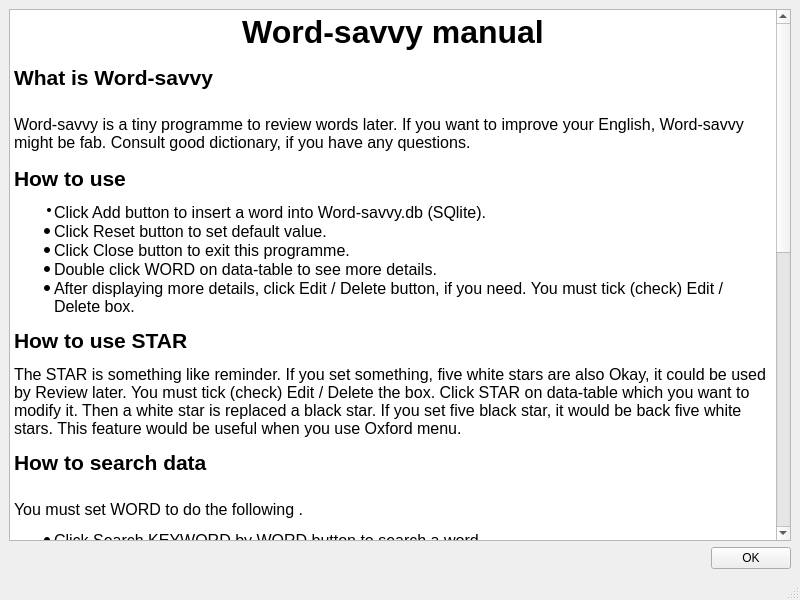
Old version of the form manual.ui in the repository m-fujimoto/Word-savvy.
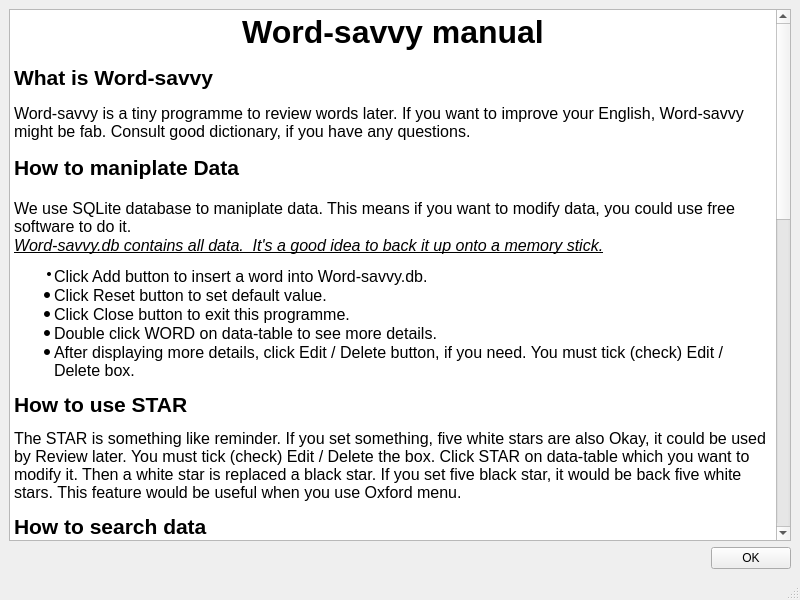
New version of the form.

What changed in the file:
```diff
--- a/manual.ui
+++ b/manual.ui
@@ -27,11 +27,14 @@
 &lt;p align=&quot;center&quot; style=&quot; margin-top:0px; margin-bottom:0px; margin-left:0px; margin-right:0px; -qt-block-indent:0; text-indent:0px;&quot;&gt;&lt;span style=&quot; font-family:'Sans Serif'; font-size:24pt; font-weight:600;&quot;&gt;Word-savvy manual&lt;/span&gt;&lt;/p&gt;
 &lt;p style=&quot;-qt-paragraph-type:empty; margin-top:0px; margin-bottom:0px; margin-left:0px; margin-right:0px; -qt-block-indent:0; text-indent:0px; font-family:'Sans Serif'; font-weight:600;&quot;&gt;&lt;br /&gt;&lt;/p&gt;
 &lt;p style=&quot; margin-top:0px; margin-bottom:0px; margin-left:0px; margin-right:0px; -qt-block-indent:0; text-indent:0px;&quot;&gt;&lt;span style=&quot; font-family:'Sans Serif'; font-size:16pt; font-weight:600;&quot;&gt;What is Word-savvy&lt;/span&gt;&lt;/p&gt;
-&lt;p style=&quot;-qt-paragraph-type:empty; margin-top:0px; margin-bottom:0px; margin-left:0px; margin-right:0px; -qt-block-indent:0; text-indent:0px; font-family:'Sans Serif'; font-size:16pt; font-weight:600;&quot;&gt;&lt;br /&gt;&lt;/p&gt;
+&lt;p style=&quot;-qt-paragraph-type:empty; margin-top:0px; margin-bottom:0px; margin-left:0px; margin-right:0px; -qt-block-indent:0; text-indent:0px; font-family:'Sans Serif';&quot;&gt;&lt;br /&gt;&lt;/p&gt;
 &lt;p style=&quot; margin-top:0px; margin-bottom:0px; margin-left:0px; margin-right:0px; -qt-block-indent:0; text-indent:0px;&quot;&gt;&lt;span style=&quot; font-family:'Sans Serif'; font-size:12pt;&quot;&gt;Word-savvy is a tiny programme to review words later. If you want to improve your English, Word-savvy might be fab. Consult good dictionary, if you have any questions.&lt;/span&gt;&lt;/p&gt;
 &lt;p style=&quot;-qt-paragraph-type:empty; margin-top:0px; margin-bottom:0px; margin-left:0px; margin-right:0px; -qt-block-indent:0; text-indent:0px; font-family:'Sans Serif';&quot;&gt;&lt;br /&gt;&lt;/p&gt;
-&lt;p style=&quot; margin-top:0px; margin-bottom:0px; margin-left:0px; margin-right:0px; -qt-block-indent:0; text-indent:0px;&quot;&gt;&lt;span style=&quot; font-family:'Sans Serif'; font-size:16pt; font-weight:600;&quot;&gt;How to use&lt;/span&gt;&lt;/p&gt;
-&lt;ul style=&quot;margin-top: 0px; margin-bottom: 0px; margin-left: 0px; margin-right: 0px; -qt-list-indent: 1;&quot;&gt;&lt;li style=&quot; font-family:'Sans Serif';&quot; style=&quot; margin-top:12px; margin-bottom:0px; margin-left:0px; margin-right:0px; -qt-block-indent:0; text-indent:0px;&quot;&gt;&lt;span style=&quot; font-size:12pt;&quot;&gt;Click Add button to insert a word into Word-savvy.db (SQlite).	&lt;/span&gt;&lt;/li&gt;
+&lt;p style=&quot; margin-top:0px; margin-bottom:0px; margin-left:0px; margin-right:0px; -qt-block-indent:0; text-indent:0px;&quot;&gt;&lt;span style=&quot; font-family:'Sans Serif'; font-size:16pt; font-weight:600;&quot;&gt;How to maniplate Data&lt;/span&gt;&lt;/p&gt;
+&lt;p style=&quot;-qt-paragraph-type:empty; margin-top:0px; margin-bottom:0px; margin-left:0px; margin-right:0px; -qt-block-indent:0; text-indent:0px; font-family:'Sans Serif'; font-size:12pt;&quot;&gt;&lt;br /&gt;&lt;/p&gt;
+&lt;p style=&quot; margin-top:0px; margin-bottom:0px; margin-left:0px; margin-right:0px; -qt-block-indent:0; text-indent:0px;&quot;&gt;&lt;span style=&quot; font-family:'Sans Serif'; font-size:12pt;&quot;&gt;We use SQLite database to maniplate data. This means if you want to modify data, you could use free software to do it. &lt;/span&gt;&lt;/p&gt;
+&lt;p style=&quot; margin-top:0px; margin-bottom:0px; margin-left:0px; margin-right:0px; -qt-block-indent:0; text-indent:0px;&quot;&gt;&lt;span style=&quot; font-family:'Sans Serif'; font-size:12pt; font-style:italic; text-decoration: underline;&quot;&gt;Word-savvy.db contains all data.  &lt;/span&gt;&lt;a name=&quot;back_pvg_9&quot;&gt;&lt;/a&gt;&lt;span style=&quot; font-family:'Sans Serif'; font-size:12pt; font-style:italic; text-decoration: underline;&quot;&gt;I&lt;/span&gt;&lt;span style=&quot; font-family:'Sans Serif'; font-size:12pt; font-style:italic; text-decoration: underline;&quot;&gt;t's a good idea to back it up onto a memory stick.&lt;/span&gt;&lt;/p&gt;
+&lt;ul style=&quot;margin-top: 0px; margin-bottom: 0px; margin-left: 0px; margin-right: 0px; -qt-list-indent: 1;&quot;&gt;&lt;li style=&quot; font-family:'Sans Serif';&quot; style=&quot; margin-top:12px; margin-bottom:0px; margin-left:0px; margin-right:0px; -qt-block-indent:0; text-indent:0px;&quot;&gt;&lt;span style=&quot; font-size:12pt;&quot;&gt;Click Add button to insert a word into Word-savvy.db.	&lt;/span&gt;&lt;/li&gt;
 &lt;li style=&quot; font-family:'Sans Serif'; font-size:12pt;&quot; style=&quot; margin-top:0px; margin-bottom:0px; margin-left:0px; margin-right:0px; -qt-block-indent:0; text-indent:0px;&quot;&gt;Click Reset button to set default value.	&lt;/li&gt;
 &lt;li style=&quot; font-family:'Sans Serif'; font-size:12pt;&quot; style=&quot; margin-top:0px; margin-bottom:0px; margin-left:0px; margin-right:0px; -qt-block-indent:0; text-indent:0px;&quot;&gt;Click Close button to exit this programme.	&lt;/li&gt;
 &lt;li style=&quot; font-family:'Sans Serif'; font-size:12pt;&quot; style=&quot; margin-top:0px; margin-bottom:0px; margin-left:0px; margin-right:0px; -qt-block-indent:0; text-indent:0px;&quot;&gt;Double click WORD on data-table to see more details.	&lt;/li&gt;
@@ -39,26 +42,16 @@
 &lt;p style=&quot; margin-top:0px; margin-bottom:12px; margin-left:0px; margin-right:0px; -qt-block-indent:0; text-indent:0px;&quot;&gt;&lt;span style=&quot; font-family:'Sans Serif'; font-size:16pt; font-weight:600;&quot;&gt;How to use STAR&lt;/span&gt;&lt;/p&gt;
 &lt;p style=&quot; margin-top:0px; margin-bottom:12px; margin-left:0px; margin-right:0px; -qt-block-indent:0; text-indent:0px;&quot;&gt;&lt;span style=&quot; font-family:'Sans Serif'; font-size:12pt;&quot;&gt;The STAR is something like reminder. If you set something, five white stars are also Okay, it could be used by Review later. You must tick (check) Edit / Delete the box. Click STAR on data-table which you want to modify it. Then a white star is replaced a black star. If you set five black star, it would be back five white stars. This feature would be useful when you use Oxford menu.&lt;/span&gt;&lt;/p&gt;
 &lt;p style=&quot; margin-top:0px; margin-bottom:0px; margin-left:0px; margin-right:0px; -qt-block-indent:0; text-indent:0px;&quot;&gt;&lt;span style=&quot; font-family:'Sans Serif'; font-size:16pt; font-weight:600;&quot;&gt;How to search data&lt;/span&gt;&lt;/p&gt;
-&lt;p style=&quot;-qt-paragraph-type:empty; margin-top:0px; margin-bottom:0px; margin-left:0px; margin-right:0px; -qt-block-indent:0; text-indent:0px; font-family:'Sans Serif'; font-size:16pt; font-weight:600;&quot;&gt;&lt;br /&gt;&lt;/p&gt;
-&lt;p style=&quot; margin-top:0px; margin-bottom:0px; margin-left:0px; margin-right:0px; -qt-block-indent:0; text-indent:0px;&quot;&gt;&lt;span style=&quot; font-family:'Sans Serif'; font-size:12pt;&quot;&gt;You must set WORD to do the following .&lt;/span&gt;&lt;/p&gt;
-&lt;ul style=&quot;margin-top: 0px; margin-bottom: 0px; margin-left: 0px; margin-right: 0px; -qt-list-indent: 1;&quot;&gt;&lt;li style=&quot; font-family:'Sans Serif'; font-size:12pt;&quot; style=&quot; margin-top:12px; margin-bottom:0px; margin-left:0px; margin-right:0px; -qt-block-indent:0; text-indent:0px;&quot;&gt;Click Search KEYWORD by WORD button to search a word.	&lt;/li&gt;
-&lt;li style=&quot; font-family:'Sans Serif'; font-size:12pt;&quot; style=&quot; margin-top:0px; margin-bottom:0px; margin-left:0px; margin-right:0px; -qt-block-indent:0; text-indent:0px;&quot;&gt;Click Search KEYWORD by PRONUNCIATION button to search a word.	&lt;/li&gt;
-&lt;li style=&quot; font-family:'Sans Serif'; font-size:12pt;&quot; style=&quot; margin-top:0px; margin-bottom:12px; margin-left:0px; margin-right:0px; -qt-block-indent:0; text-indent:0px;&quot;&gt;Click Search KEYWORD by MEMO button to search a word.&lt;/li&gt;&lt;/ul&gt;
+&lt;p style=&quot;-qt-paragraph-type:empty; margin-top:0px; margin-bottom:0px; margin-left:0px; margin-right:0px; -qt-block-indent:0; text-indent:0px; font-family:'Sans Serif'; font-size:12pt;&quot;&gt;&lt;br /&gt;&lt;/p&gt;
+&lt;p style=&quot; margin-top:0px; margin-bottom:0px; margin-left:0px; margin-right:0px; -qt-block-indent:0; text-indent:0px;&quot;&gt;&lt;span style=&quot; font-family:'Sans Serif'; font-size:12pt;&quot;&gt;You must set KEYWORD to do the following .&lt;/span&gt;&lt;/p&gt;
+&lt;ul style=&quot;margin-top: 0px; margin-bottom: 0px; margin-left: 0px; margin-right: 0px; -qt-list-indent: 1;&quot;&gt;&lt;li style=&quot; font-family:'Sans Serif'; font-size:12pt;&quot; style=&quot; margin-top:12px; margin-bottom:0px; margin-left:0px; margin-right:0px; -qt-block-indent:0; text-indent:0px;&quot;&gt;Click Search KEYWORD by WORD button to search WORD containing KEYWORD.	&lt;/li&gt;
+&lt;li style=&quot; font-family:'Sans Serif'; font-size:12pt;&quot; style=&quot; margin-top:0px; margin-bottom:0px; margin-left:0px; margin-right:0px; -qt-block-indent:0; text-indent:0px;&quot;&gt;Click Search KEYWORD by PRONUNCIATION button to search PRONUNCIATION containing KEYWORD .	&lt;/li&gt;
+&lt;li style=&quot; font-family:'Sans Serif'; font-size:12pt;&quot; style=&quot; margin-top:0px; margin-bottom:12px; margin-left:0px; margin-right:0px; -qt-block-indent:0; text-indent:0px;&quot;&gt;Click Search KEYWORD by MEMO button to search MEMO containing KEYWORD.&lt;/li&gt;&lt;/ul&gt;
+&lt;p style=&quot; margin-top:0px; margin-bottom:12px; margin-left:0px; margin-right:0px; -qt-block-indent:0; text-indent:0px;&quot;&gt;&lt;span style=&quot; font-family:'Sans Serif'; font-size:12pt;&quot;&gt;You woud get all lines which containing KEYWORD, something like fooKEYWORD, fooKEYWORDbar, KEYWORDbar. This mean you can not get lines which containing  KEYfooWORD. &lt;/span&gt;&lt;/p&gt;
 &lt;p style=&quot; margin-top:0px; margin-bottom:12px; margin-left:0px; margin-right:0px; -qt-block-indent:0; text-indent:0px;&quot;&gt;&lt;span style=&quot; font-family:'Sans Serif'; font-size:16pt; font-weight:600;&quot;&gt;Review button&lt;/span&gt;&lt;/p&gt;
-&lt;p style=&quot; margin-top:0px; margin-bottom:12px; margin-left:0px; margin-right:0px; -qt-block-indent:0; text-indent:0px;&quot;&gt;&lt;span style=&quot; font-family:'Sans Serif'; font-size:12pt;&quot;&gt;If you click on English-English menubar, you could select a lot of online Engilish-English Dictionaries. First, you might think that it is very difficult to use it. See carefully, you can find a lot of example to use it.&lt;/span&gt;&lt;/p&gt;
-&lt;p style=&quot;-qt-paragraph-type:empty; margin-top:0px; margin-bottom:0px; margin-left:0px; margin-right:0px; -qt-block-indent:0; text-indent:0px; font-family:'Sans Serif'; font-size:12pt;&quot;&gt;&lt;br /&gt;&lt;/p&gt;
-&lt;p style=&quot; margin-top:0px; margin-bottom:0px; margin-left:0px; margin-right:0px; -qt-block-indent:0; text-indent:0px;&quot;&gt;&lt;span style=&quot; font-family:'Sans Serif'; font-size:16pt; font-weight:600;&quot;&gt;English-Japanese Dictionary Menu&lt;/span&gt;&lt;/p&gt;
-&lt;p style=&quot;-qt-paragraph-type:empty; margin-top:0px; margin-bottom:0px; margin-left:0px; margin-right:0px; -qt-block-indent:0; text-indent:0px; font-family:'Sans Serif'; font-size:16pt; font-weight:600;&quot;&gt;&lt;br /&gt;&lt;/p&gt;
-&lt;p style=&quot; margin-top:0px; margin-bottom:0px; margin-left:0px; margin-right:0px; -qt-block-indent:0; text-indent:0px;&quot;&gt;&lt;span style=&quot; font-family:'Sans Serif'; font-size:12pt;&quot;&gt;If you click on English-Japanese menubar, &lt;/span&gt;&lt;/p&gt;
-&lt;p style=&quot; margin-top:0px; margin-bottom:0px; margin-left:0px; margin-right:0px; -qt-block-indent:0; text-indent:0px;&quot;&gt;&lt;span style=&quot; font-family:'Sans Serif'; font-size:12pt;&quot;&gt;you could select a lot of online Japanse-English Dctionaries.&lt;/span&gt;&lt;/p&gt;
-&lt;p style=&quot; margin-top:0px; margin-bottom:0px; margin-left:0px; margin-right:0px; -qt-block-indent:0; text-indent:0px;&quot;&gt;&lt;span style=&quot; font-family:'Sans Serif'; font-size:12pt;&quot;&gt;Use these , if you are not familiar with English-English Dictionary.&lt;/span&gt;&lt;/p&gt;
-&lt;p style=&quot;-qt-paragraph-type:empty; margin-top:0px; margin-bottom:0px; margin-left:0px; margin-right:0px; -qt-block-indent:0; text-indent:0px; font-family:'Sans Serif';&quot;&gt;&lt;br /&gt;&lt;/p&gt;
-&lt;p style=&quot; margin-top:0px; margin-bottom:0px; margin-left:0px; margin-right:0px; -qt-block-indent:0; text-indent:0px;&quot;&gt;&lt;span style=&quot; font-family:'Sans Serif'; font-size:16pt; font-weight:600;&quot;&gt;Japanese Menu&lt;/span&gt;&lt;/p&gt;
-&lt;p style=&quot;-qt-paragraph-type:empty; margin-top:0px; margin-bottom:0px; margin-left:0px; margin-right:0px; -qt-block-indent:0; text-indent:0px; font-family:'Sans Serif'; font-size:16pt; font-weight:600;&quot;&gt;&lt;br /&gt;&lt;/p&gt;
-&lt;p style=&quot; margin-top:0px; margin-bottom:0px; margin-left:0px; margin-right:0px; -qt-block-indent:0; text-indent:0px;&quot;&gt;&lt;span style=&quot; font-family:'Sans Serif'; font-size:12pt;&quot;&gt;If you want to know how Japanese means, use Japanese-language dictionary. If you want to know how you write Kanji,use mojinavi.&lt;/span&gt;&lt;/p&gt;
-&lt;p style=&quot;-qt-paragraph-type:empty; margin-top:0px; margin-bottom:0px; margin-left:0px; margin-right:0px; -qt-block-indent:0; text-indent:0px; font-family:'Sans Serif'; font-size:12pt;&quot;&gt;&lt;br /&gt;&lt;/p&gt;
+&lt;p style=&quot; margin-top:0px; margin-bottom:12px; margin-left:0px; margin-right:0px; -qt-block-indent:0; text-indent:0px;&quot;&gt;&lt;span style=&quot; font-family:'Sans Serif'; font-size:12pt;&quot;&gt;If you want to search how many stars you set, use Review button. You must set some stars of combobox as KEYWORD, then click Review button. &lt;/span&gt;&lt;/p&gt;
 &lt;p style=&quot; margin-top:0px; margin-bottom:0px; margin-left:0px; margin-right:0px; -qt-block-indent:0; text-indent:0px;&quot;&gt;&lt;span style=&quot; font-family:'Sans Serif'; font-size:16pt; font-weight:600;&quot;&gt;Oxford Menu&lt;/span&gt;&lt;/p&gt;
-&lt;p style=&quot;-qt-paragraph-type:empty; margin-top:0px; margin-bottom:0px; margin-left:0px; margin-right:0px; -qt-block-indent:0; text-indent:0px; font-family:'Sans Serif'; font-size:16pt; font-weight:600;&quot;&gt;&lt;br /&gt;&lt;/p&gt;
+&lt;p style=&quot;-qt-paragraph-type:empty; margin-top:0px; margin-bottom:0px; margin-left:0px; margin-right:0px; -qt-block-indent:0; text-indent:0px; font-family:'Sans Serif'; font-size:12pt; font-weight:600;&quot;&gt;&lt;br /&gt;&lt;/p&gt;
 &lt;p style=&quot; margin-top:0px; margin-bottom:0px; margin-left:0px; margin-right:0px; -qt-block-indent:0; text-indent:0px;&quot;&gt;&lt;span style=&quot; font-family:'Sans Serif'; font-size:12pt;&quot;&gt;If you click on Oxford menubar, you could select a lot of word lists.&lt;/span&gt;&lt;/p&gt;
 &lt;p style=&quot; margin-top:0px; margin-bottom:0px; margin-left:0px; margin-right:0px; -qt-block-indent:0; text-indent:0px;&quot;&gt;&lt;span style=&quot; font-family:'Sans Serif'; font-size:12pt;&quot;&gt;To lean Oxford Learner's Word Lists, your vocabulary would increase effectively. So you could read even BBC Website in future.&lt;/span&gt;&lt;/p&gt;
 &lt;p style=&quot;-qt-paragraph-type:empty; margin-top:0px; margin-bottom:0px; margin-left:0px; margin-right:0px; -qt-block-indent:0; text-indent:0px; font-family:'Sans Serif'; font-size:12pt;&quot;&gt;&lt;br /&gt;&lt;/p&gt;
@@ -66,7 +59,19 @@
 &lt;ul style=&quot;margin-top: 0px; margin-bottom: 0px; margin-left: 0px; margin-right: 0px; -qt-list-indent: 1;&quot;&gt;&lt;li style=&quot; font-family:'Sans Serif';&quot; style=&quot; margin-top:12px; margin-bottom:0px; margin-left:0px; margin-right:0px; -qt-block-indent:0; text-indent:0px;&quot;&gt;&lt;span style=&quot; font-size:12pt;&quot;&gt;A1 and A2 indicate elementary and pre-intermediate levels of ability.    &lt;/span&gt;&lt;/li&gt;
 &lt;li style=&quot; font-family:'Sans Serif'; font-size:12pt;&quot; style=&quot; margin-top:0px; margin-bottom:0px; margin-left:0px; margin-right:0px; -qt-block-indent:0; text-indent:0px;&quot;&gt;B1and B2 indicate lower- and upper-intermediate levels.    &lt;/li&gt;
 &lt;li style=&quot; font-family:'Sans Serif'; font-size:12pt;&quot; style=&quot; margin-top:0px; margin-bottom:0px; margin-left:0px; margin-right:0px; -qt-block-indent:0; text-indent:0px;&quot;&gt;C1 indicates advanced level.    &lt;/li&gt;
-&lt;li style=&quot; font-family:'Sans Serif'; font-size:12pt;&quot; style=&quot; margin-top:0px; margin-bottom:12px; margin-left:0px; margin-right:0px; -qt-block-indent:0; text-indent:0px;&quot;&gt;C2 indicates complete proficiency in the language.&lt;/li&gt;&lt;/ul&gt;&lt;/body&gt;&lt;/html&gt;</string>
+&lt;li style=&quot; font-family:'Sans Serif'; font-size:12pt;&quot; style=&quot; margin-top:0px; margin-bottom:12px; margin-left:0px; margin-right:0px; -qt-block-indent:0; text-indent:0px;&quot;&gt;C2 indicates complete proficiency in the language.&lt;/li&gt;&lt;/ul&gt;
+&lt;p style=&quot; margin-top:0px; margin-bottom:12px; margin-left:0px; margin-right:0px; -qt-block-indent:0; text-indent:0px;&quot;&gt;&lt;span style=&quot; font-family:'Sans Serif'; font-size:16pt; font-weight:600;&quot;&gt;English-English Dictionary Menu&lt;/span&gt;&lt;/p&gt;
+&lt;p style=&quot; margin-top:0px; margin-bottom:12px; margin-left:0px; margin-right:0px; -qt-block-indent:0; text-indent:0px;&quot;&gt;&lt;span style=&quot; font-family:'Sans Serif'; font-size:12pt;&quot;&gt;If you click on English-English menubar, you could select a lot of online Engilish-English Dictionaries. First, you might think that it is very difficult to use it. Look up word carefully, you would notice a lot of examples to use it.&lt;/span&gt;&lt;/p&gt;
+&lt;p style=&quot; margin-top:0px; margin-bottom:0px; margin-left:0px; margin-right:0px; -qt-block-indent:0; text-indent:0px;&quot;&gt;&lt;span style=&quot; font-family:'Sans Serif'; font-size:16pt; font-weight:600;&quot;&gt;English-Japanese Dictionary Menu&lt;/span&gt;&lt;/p&gt;
+&lt;p style=&quot;-qt-paragraph-type:empty; margin-top:0px; margin-bottom:0px; margin-left:0px; margin-right:0px; -qt-block-indent:0; text-indent:0px; font-family:'Sans Serif';&quot;&gt;&lt;br /&gt;&lt;/p&gt;
+&lt;p style=&quot; margin-top:0px; margin-bottom:0px; margin-left:0px; margin-right:0px; -qt-block-indent:0; text-indent:0px;&quot;&gt;&lt;span style=&quot; font-family:'Sans Serif'; font-size:12pt;&quot;&gt;If you click on English-Japanese menubar, &lt;/span&gt;&lt;/p&gt;
+&lt;p style=&quot; margin-top:0px; margin-bottom:0px; margin-left:0px; margin-right:0px; -qt-block-indent:0; text-indent:0px;&quot;&gt;&lt;span style=&quot; font-family:'Sans Serif'; font-size:12pt;&quot;&gt;you could select a lot of online Japanse-English Dctionaries.&lt;/span&gt;&lt;/p&gt;
+&lt;p style=&quot; margin-top:0px; margin-bottom:0px; margin-left:0px; margin-right:0px; -qt-block-indent:0; text-indent:0px;&quot;&gt;&lt;span style=&quot; font-family:'Sans Serif'; font-size:12pt;&quot;&gt;Use these , if you are not familiar with English-English Dictionary.&lt;/span&gt;&lt;/p&gt;
+&lt;p style=&quot;-qt-paragraph-type:empty; margin-top:0px; margin-bottom:0px; margin-left:0px; margin-right:0px; -qt-block-indent:0; text-indent:0px; font-family:'Sans Serif';&quot;&gt;&lt;br /&gt;&lt;/p&gt;
+&lt;p style=&quot; margin-top:0px; margin-bottom:0px; margin-left:0px; margin-right:0px; -qt-block-indent:0; text-indent:0px;&quot;&gt;&lt;span style=&quot; font-family:'Sans Serif'; font-size:16pt; font-weight:600;&quot;&gt;Japanese Menu&lt;/span&gt;&lt;/p&gt;
+&lt;p style=&quot;-qt-paragraph-type:empty; margin-top:0px; margin-bottom:0px; margin-left:0px; margin-right:0px; -qt-block-indent:0; text-indent:0px; font-family:'Sans Serif'; font-size:12pt;&quot;&gt;&lt;br /&gt;&lt;/p&gt;
+&lt;p style=&quot; margin-top:0px; margin-bottom:0px; margin-left:0px; margin-right:0px; -qt-block-indent:0; text-indent:0px;&quot;&gt;&lt;span style=&quot; font-family:'Sans Serif'; font-size:12pt;&quot;&gt;If you want to know how Japanese means, use Japanese-language dictionary. If you want to know how you write Kanji,use mojinavi.&lt;/span&gt;&lt;/p&gt;
+&lt;p style=&quot;-qt-paragraph-type:empty; margin-top:0px; margin-bottom:0px; margin-left:0px; margin-right:0px; -qt-block-indent:0; text-indent:0px; font-family:'Sans Serif'; font-size:12pt;&quot;&gt;&lt;br /&gt;&lt;/p&gt;&lt;/body&gt;&lt;/html&gt;</string>
         </property>
        </widget>
       </item>
```
